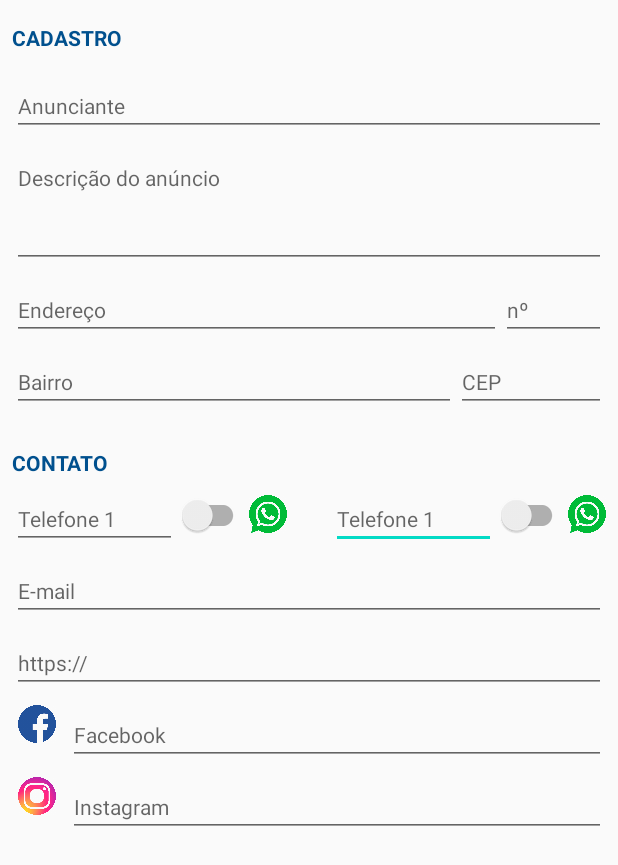
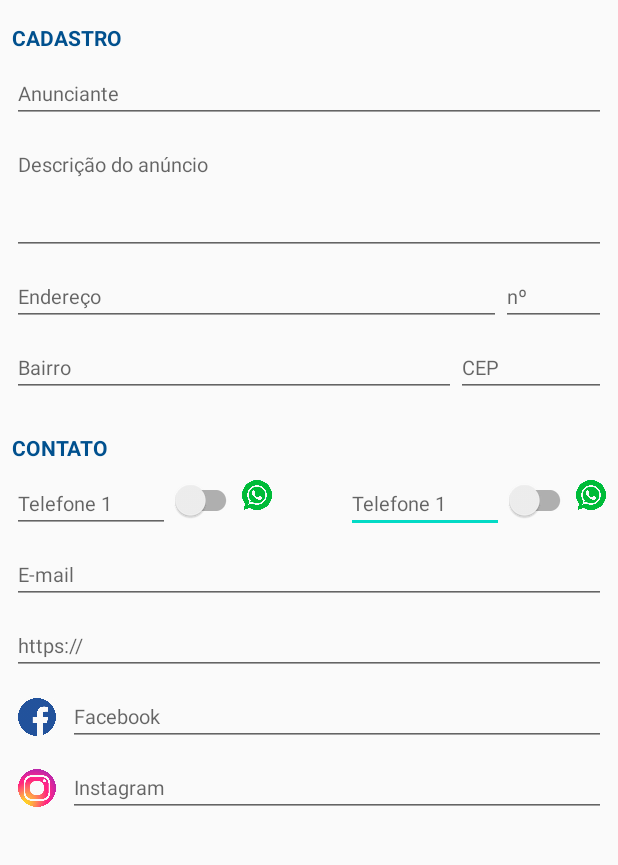
Before and after one commit to FelipeWandork/barratemapp, an Android app: the layout activity_cadastro_anunciante.xml on its own in the app's theme, with its tools: preview values and no code run, on a phone screen of 412 x 824 dp. Shown: the top 865 px of the screen. Run offline under Robolectric (Android 15) with nearby library versions, the phone set to English and light mode, and no system bars; network calls fail.

Commit message:
Aplicativo com as principais Activity prontas e com as funcionalidades sem erros. A partir de agora o acerto será só do layout

```diff
--- a/app/src/main/res/layout/activity_cadastro_anunciante.xml
+++ b/app/src/main/res/layout/activity_cadastro_anunciante.xml
@@ -9,8 +9,8 @@
 
     <ImageView
         android:id="@+id/imageView5"
-        android:layout_width="25dp"
-        android:layout_height="25dp"
+        android:layout_width="20dp"
+        android:layout_height="20dp"
         android:layout_marginTop="12dp"
         android:layout_marginEnd="8dp"
         android:contentDescription="@string/todo"
@@ -21,14 +21,14 @@
 
     <EditText
         android:id="@+id/textTelefone2"
-        android:layout_width="110dp"
+        android:layout_width="105dp"
         android:layout_height="wrap_content"
         android:layout_marginTop="8dp"
         android:autofillHints=""
         android:ems="10"
         android:hint="@string/campoTelefone"
         android:inputType="phone"
-        android:textSize="14sp"
+        android:textSize="13sp"
         app:layout_constraintEnd_toStartOf="@+id/whatsappTelefone2"
         app:layout_constraintTop_toBottomOf="@+id/textView2" />
 
@@ -59,13 +59,14 @@
         android:layout_width="0dp"
         android:layout_height="wrap_content"
         android:layout_marginStart="8dp"
-        android:layout_marginTop="16dp"
+        android:layout_marginTop="8dp"
         android:layout_marginEnd="8dp"
         android:ems="10"
         android:hint="@string/campoAnunciante"
         android:importantForAutofill="no"
         android:inputType="textPersonName"
-        android:textSize="14sp"
+        android:textSize="13sp"
+
         app:layout_constraintEnd_toEndOf="parent"
         app:layout_constraintStart_toStartOf="parent"
         app:layout_constraintTop_toBottomOf="@+id/textView" />
@@ -78,8 +79,8 @@
         android:autofillHints=""
         android:ems="10"
         android:hint="@string/campoNumero"
-        android:inputType="textPersonName"
-        android:textSize="14sp"
+        android:inputType="number"
+        android:textSize="13sp"
         app:layout_constraintBaseline_toBaselineOf="@+id/textEndereco"
         app:layout_constraintEnd_toEndOf="parent" />
 
@@ -93,7 +94,7 @@
         android:ems="10"
         android:hint="@string/campoEndereco"
         android:inputType="textPersonName"
-        android:textSize="14sp"
+        android:textSize="13sp"
         app:layout_constraintEnd_toStartOf="@+id/textNumero"
         app:layout_constraintStart_toStartOf="parent"
         app:layout_constraintTop_toBottomOf="@+id/textDescricao" />
@@ -111,7 +112,7 @@
         android:hint="@string/campoDescricao"
         android:inputType="textMultiLine"
         android:maxLength="255"
-        android:textSize="14sp"
+        android:textSize="13sp"
         app:layout_constraintEnd_toEndOf="parent"
         app:layout_constraintStart_toStartOf="parent"
         app:layout_constraintTop_toBottomOf="@+id/textAnunciante" />
@@ -126,7 +127,7 @@
         android:ems="10"
         android:hint="@string/campoBairro"
         android:inputType="textPersonName"
-        android:textSize="14sp"
+        android:textSize="13sp"
         app:layout_constraintEnd_toStartOf="@+id/textCep"
         app:layout_constraintStart_toStartOf="parent"
         app:layout_constraintTop_toBottomOf="@+id/textEndereco" />
@@ -147,7 +148,7 @@
 
     <EditText
         android:id="@+id/textTelefone1"
-        android:layout_width="110dp"
+        android:layout_width="105dp"
         android:layout_height="wrap_content"
         android:layout_marginStart="8dp"
         android:layout_marginTop="8dp"
@@ -155,7 +156,7 @@
         android:ems="10"
         android:hint="@string/campoTelefone"
         android:inputType="phone"
-        android:textSize="14sp"
+        android:textSize="13sp"
         app:layout_constraintStart_toStartOf="parent"
         app:layout_constraintTop_toBottomOf="@+id/textView2" />
 
@@ -167,8 +168,8 @@
         android:autofillHints=""
         android:ems="10"
         android:hint="@string/campoCep"
-        android:inputType="textPostalAddress"
-        android:textSize="14sp"
+        android:inputType="number"
+        android:textSize="13sp"
         app:layout_constraintBaseline_toBaselineOf="@+id/textBairro"
         app:layout_constraintEnd_toEndOf="parent" />
 
@@ -182,8 +183,8 @@
 
     <ImageView
         android:id="@+id/imageView4"
-        android:layout_width="25dp"
-        android:layout_height="25dp"
+        android:layout_width="20dp"
+        android:layout_height="20dp"
         android:layout_marginTop="12dp"
         android:contentDescription="@string/todo"
         app:layout_constraintStart_toEndOf="@+id/whatsappTelefone1"
@@ -201,10 +202,10 @@
         android:ems="10"
         android:hint="@string/campoWebsite"
         android:inputType="textPersonName"
-        android:textSize="14sp"
+        android:textSize="13sp"
         app:layout_constraintEnd_toEndOf="parent"
         app:layout_constraintStart_toStartOf="parent"
-        app:layout_constraintTop_toBottomOf="@+id/textEmail"/>
+        app:layout_constraintTop_toBottomOf="@+id/textEmail" />
 
     <EditText
         android:id="@+id/textEmail"
@@ -217,7 +218,7 @@
         android:ems="10"
         android:hint="@string/campoEmail"
         android:inputType="textEmailAddress"
-        android:textSize="14sp"
+        android:textSize="13sp"
         app:layout_constraintEnd_toEndOf="parent"
         app:layout_constraintStart_toStartOf="parent"
         app:layout_constraintTop_toBottomOf="@+id/textTelefone1" />
@@ -233,7 +234,7 @@
         android:ems="10"
         android:hint="@string/campoInstagram"
         android:inputType="textPersonName"
-        android:textSize="14sp"
+        android:textSize="13sp"
         app:layout_constraintEnd_toEndOf="parent"
         app:layout_constraintStart_toEndOf="@+id/imageView6"
         app:layout_constraintTop_toBottomOf="@+id/textFacebook" />
@@ -249,7 +250,7 @@
         android:ems="10"
         android:hint="@string/campoFacebook"
         android:inputType="textPersonName"
-        android:textSize="14sp"
+        android:textSize="13sp"
         app:layout_constraintEnd_toEndOf="parent"
         app:layout_constraintStart_toEndOf="@+id/imageView3"
         app:layout_constraintTop_toBottomOf="@+id/textWebsite" />
@@ -260,6 +261,7 @@
         android:layout_height="25dp"
         android:layout_marginStart="12dp"
         android:contentDescription="@string/imagem_facebook"
+        app:layout_constraintBottom_toBottomOf="@+id/textFacebook"
         app:layout_constraintStart_toStartOf="parent"
         app:layout_constraintTop_toTopOf="@+id/textFacebook"
         app:srcCompat="@drawable/iconefacebook" />
@@ -270,6 +272,7 @@
         android:layout_height="25dp"
         android:layout_marginStart="12dp"
         android:contentDescription="@string/imagem_instagram"
+        app:layout_constraintBottom_toBottomOf="@+id/textInstagram"
         app:layout_constraintStart_toStartOf="parent"
         app:layout_constraintTop_toTopOf="@+id/textInstagram"
         app:srcCompat="@drawable/iconeinstagram" />
```
Also changed, not shown: app/src/main/java/com/apps/barratem/activity/CadastroAnunciante.java (+26 -12 lines), app/src/main/java/com/apps/barratem/helper/Mask.java (added, +105 -0 lines).
